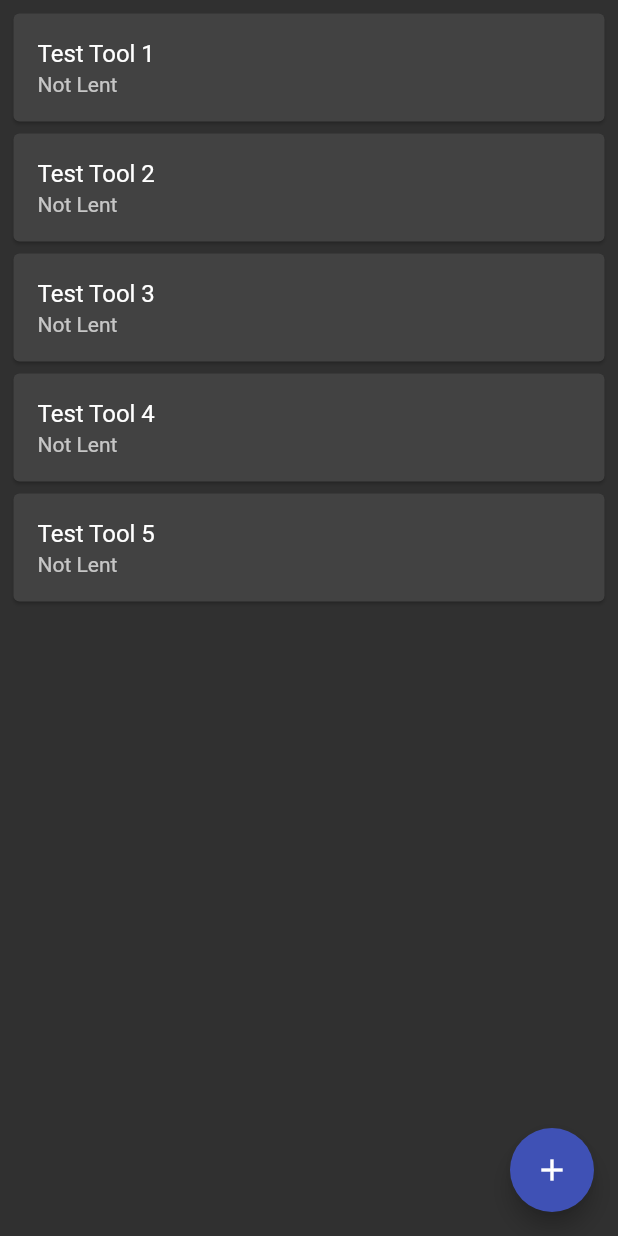
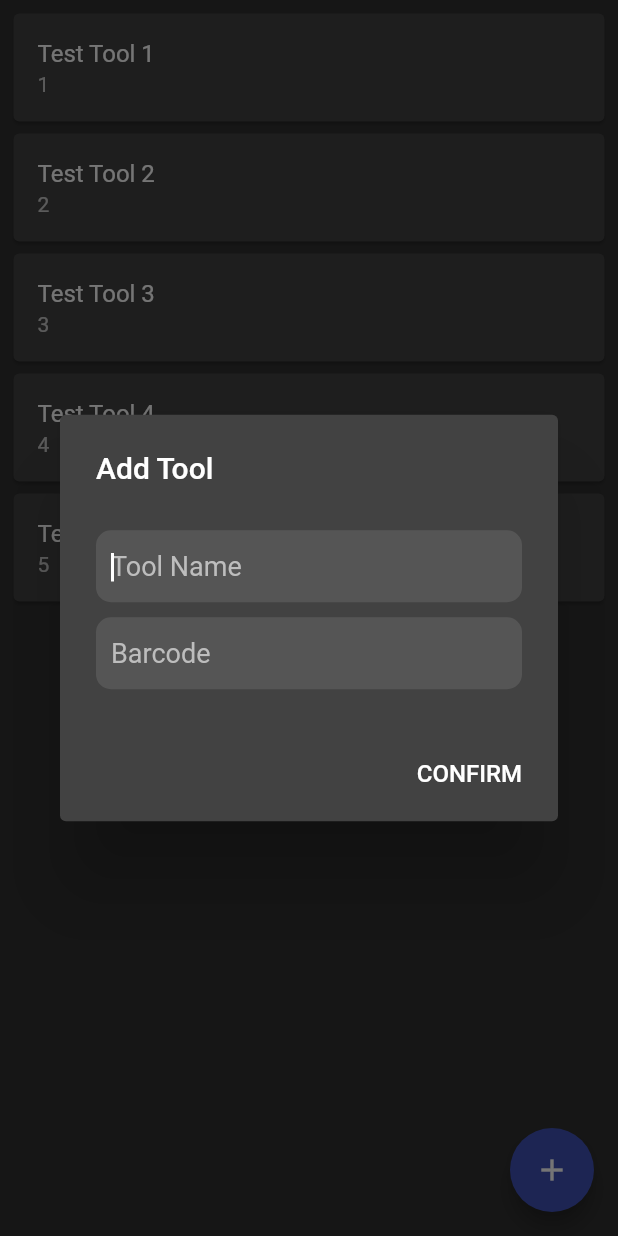
Before and after one commit to mjansen4857/tool_organizer, a Flutter app: the CollectionPage screen opened directly, after a tap on the "add" icon, on a phone screen of 412 x 824 dp. Run offline on Flutter 3.47's test engine with Material 2 defaults, Android fonts, the phone set to English and light mode, and no system bars.

Commit message:
add dialog to add tools to collection

```diff
--- a/lib/pages/collection_page.dart
+++ b/lib/pages/collection_page.dart
@@ -8,24 +8,144 @@ class CollectionPage extends StatefulWidget {
 }
 
 class _CollectionPageState extends State<CollectionPage> {
+  var _toolNameController;
+  var _barcodeController;
+  List<Widget> _toolCards = [
+    ToolCard('Test Tool 1', '1'),
+    ToolCard('Test Tool 2', '2'),
+    ToolCard('Test Tool 3', '3'),
+    ToolCard('Test Tool 4', '4'),
+    ToolCard('Test Tool 5', '5'),
+  ];
+
+  @override
+  void initState() {
+    super.initState();
+    _toolNameController = TextEditingController();
+    _barcodeController = TextEditingController();
+  }
+
+  @override
+  void dispose() {
+    _toolNameController.dispose();
+    _barcodeController.dispose();
+    super.dispose();
+  }
+
   @override
   Widget build(BuildContext context) {
     return Scaffold(
       body: Center(
         child: ListView(
           padding: EdgeInsets.all(5),
-          children: <Widget>[
-            ToolCard('Test Tool 1'),
-            ToolCard('Test Tool 2'),
-            ToolCard('Test Tool 3'),
-            ToolCard('Test Tool 4'),
-            ToolCard('Test Tool 5'),
-          ],
+          children: _toolCards,
         ),
       ),
       floatingActionButton: FloatingActionButton(
         child: Icon(Icons.add),
-        onPressed: () {},
+        onPressed: () {
+          _addToolDialog(context);
+        },
+      ),
+    );
+  }
+
+  Future<void> _addToolDialog(BuildContext context) async {
+    await showDialog(
+        context: context,
+        builder: (BuildContext context) {
+          return AlertDialog(
+            title: Text('Add Tool'),
+            content: Container(
+              width: double.maxFinite,
+              child: ListView(
+                shrinkWrap: true,
+                children: <Widget>[
+                  buildToolNameInput(),
+                  buildBarcodeInput(),
+                ],
+              ),
+            ),
+            actions: <Widget>[
+              FlatButton(
+                child: Text(
+                  'CONFIRM',
+                  style: TextStyle(
+                    fontSize: 16,
+                  ),
+                ),
+                onPressed: () {
+                  Navigator.pop(context, true);
+                  setState(() {
+                    _toolCards = [
+                      ..._toolCards,
+                      ToolCard(
+                          _toolNameController.text, _barcodeController.text)
+                    ];
+                  });
+                  _toolNameController.clear();
+                  _barcodeController.clear();
+                },
+              ),
+            ],
+          );
+        });
+  }
+
+  Widget buildToolNameInput() {
+    return Padding(
+      padding: const EdgeInsets.fromLTRB(0, 10, 0, 0),
+      child: TextField(
+        autofocus: true,
+        keyboardType: TextInputType.text,
+        keyboardAppearance: Brightness.dark,
+        cursorColor: Colors.white,
+        controller: _toolNameController,
+        decoration: InputDecoration(
+          contentPadding: EdgeInsets.all(10),
+          hintText: 'Tool Name',
+          hintStyle: TextStyle(
+            fontSize: 18,
+            color: Colors.grey[400],
+          ),
+          border: OutlineInputBorder(
+            borderRadius: BorderRadius.circular(10),
+            borderSide: BorderSide(
+              width: 0,
+              style: BorderStyle.none,
+            ),
+          ),
+          filled: true,
+        ),
+      ),
+    );
+  }
+
+  Widget buildBarcodeInput() {
+    return Padding(
+      padding: const EdgeInsets.fromLTRB(0, 10, 0, 0),
+      child: TextField(
+        autofocus: true,
+        keyboardType: TextInputType.text,
+        keyboardAppearance: Brightness.dark,
+        cursorColor: Colors.white,
+        controller: _barcodeController,
+        decoration: InputDecoration(
+          contentPadding: EdgeInsets.all(10),
+          hintText: 'Barcode',
+          hintStyle: TextStyle(
+            fontSize: 18,
+            color: Colors.grey[400],
+          ),
+          border: OutlineInputBorder(
+            borderRadius: BorderRadius.circular(10),
+            borderSide: BorderSide(
+              width: 0,
+              style: BorderStyle.none,
+            ),
+          ),
+          filled: true,
+        ),
       ),
     );
   }
--- a/lib/widgets/tool_card.dart
+++ b/lib/widgets/tool_card.dart
@@ -2,8 +2,9 @@ import 'package:flutter/material.dart';
 
 class ToolCard extends StatelessWidget {
   final String toolName;
+  final String barcode;
 
-  ToolCard(this.toolName);
+  ToolCard(this.toolName, this.barcode);
 
   @override
   Widget build(BuildContext context) {
@@ -15,7 +16,7 @@ class ToolCard extends StatelessWidget {
           children: <Widget>[
             ListTile(
               title: Text(toolName),
-              subtitle: Text('Not Lent'),
+              subtitle: Text(barcode),
             ),
           ],
         ),
```
